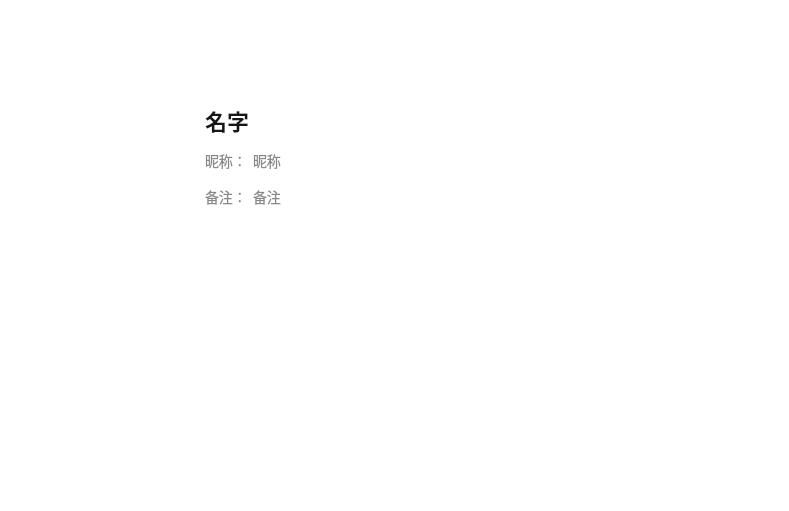
Before: the Qt Designer form chat_app desktop/friendinfopage.ui in Tindalos-ik/chat_app, drawn with Qt 5.
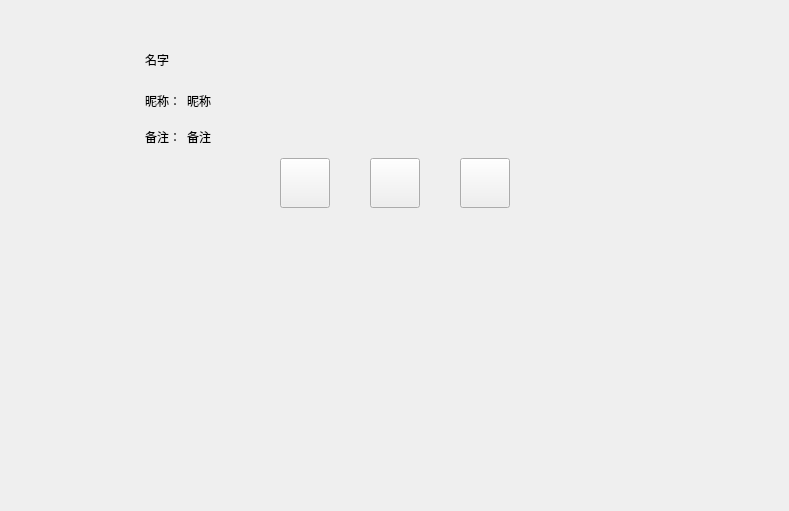
After: the same form once the commit is applied. Icons and pictures are not drawn.

Diff of the .ui file:
```diff
--- a/chat_app desktop/friendinfopage.ui
+++ b/chat_app desktop/friendinfopage.ui
@@ -13,46 +13,15 @@
   <property name="windowTitle">
    <string>Form</string>
   </property>
-  <property name="styleSheet">
-   <string notr="true">QWidget#FriendInfoPage { background-color: #ffffff; }
-
-QLabel#name_lb { font-size: 22px; font-weight: bold; color: #161616; }
-
-QLabel#nick_tip, QLabel#nick_lb, QLabel#bak_tip, QLabel#bak_lb {
-    font-size: 14px;
-    color: #888888;
-}
-
-QPushButton#msg_chat {
-    border: none;
-    border-image: url(:/res/msg_chat_normal.png);
-}
-QPushButton#msg_chat:hover { border-image: url(:/res/msg_chat_hover.png); }
-QPushButton#msg_chat:pressed { border-image: url(:/res/msg_chat_press.png); }
-
-QPushButton#voice_chat {
-    border: none;
-    border-image: url(:/res/voice_chat_normal.png);
-}
-QPushButton#voice_chat:hover { border-image: url(:/res/voice_chat_hover.png); }
-QPushButton#voice_chat:pressed { border-image: url(:/res/voice_chat_press.png); }
-
-QPushButton#video_chat {
-    border: none;
-    border-image: url(:/res/video_chat_normal.png);
-}
-QPushButton#video_chat:hover { border-image: url(:/res/video_chat_hover.png); }
-QPushButton#video_chat:pressed { border-image: url(:/res/video_chat_press.png); }</string>
-  </property>
   <layout class="QVBoxLayout" name="verticalLayout">
    <property name="leftMargin">
-    <number>100</number>
+    <number>40</number>
    </property>
    <property name="topMargin">
-    <number>100</number>
+    <number>40</number>
    </property>
    <property name="rightMargin">
-    <number>100</number>
+    <number>40</number>
    </property>
    <property name="bottomMargin">
     <number>60</number>
```
Left out of the diff: 3 changed lines with no effect on the pictures.
